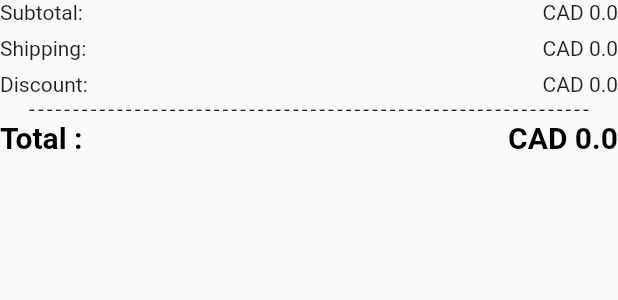
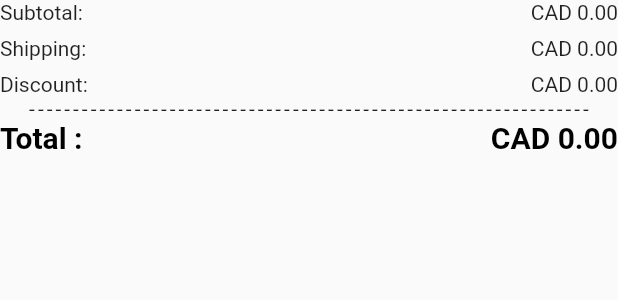
Before and after one commit to kawchar-zufaa/mf_foodmart, a Flutter app: the TotalCalculation widget shown alone on an empty page, opened directly, on a phone screen of 412 x 824 dp. Shown: the top 300 px of the screen. Run offline on Flutter 3.47's test engine with Material 2 defaults, Android fonts, the light colour scheme and no system bars; our stand-ins replace cached_network_image, connectivity_plus, flutter_html, fluttertoast, get, image_picker and 3 more; accounts and stored records are empty.

Commit message:
fist upload in play store

```diff
--- a/lib/screens/cart_screen/cart_screen.dart
+++ b/lib/screens/cart_screen/cart_screen.dart
@@ -68,3 +68,6 @@ class CartScreen extends StatelessWidget {
     }));
   }
 }
+// double totalAmount = 34.45000000;
+// String formattedAmount = String.format("%.2f", totalAmount);
+// System.out.println(formattedAmount); //
--- a/lib/screens/cart_screen/component/total_calculation.dart
+++ b/lib/screens/cart_screen/component/total_calculation.dart
@@ -25,7 +25,8 @@ class TotalCalculation extends StatelessWidget {
           mainAxisAlignment: MainAxisAlignment.spaceBetween,
           children: [
             const Text('Subtotal:'),
-            Text('CAD ${_cartController.getTotalPrice()}'),
+            //Text('CAD ${_cartController.getTotalPrice()}'),
+            Text('CAD ${_cartController.getTotalPrice().toStringAsFixed(2)}'),
           ],
         ),
         const SizedBox(height: 8,),
@@ -33,7 +34,8 @@ class TotalCalculation extends StatelessWidget {
           mainAxisAlignment: MainAxisAlignment.spaceBetween,
           children: [
             const Text('Shipping:'),
-            Text('CAD ${_cartController.shippingCharge.value}'),
+            Text('CAD ${_cartController.shippingCharge.value.toStringAsFixed(2)}'),
+            // Text('CAD ${_cartController.shippingCharge.value}'),
           ],
         ),
         const SizedBox(height: 8,),
@@ -41,7 +43,8 @@ class TotalCalculation extends StatelessWidget {
           mainAxisAlignment: MainAxisAlignment.spaceBetween,
           children: [
             const Text('Discount:'),
-            Text('CAD ${_cartController.discount.value}'),
+            Text('CAD ${_cartController.discount.value.toStringAsFixed(2)}'),
+            //Text('CAD ${_cartController.discount.value}'),
           ],
         ),
         const Text('----------------------------------------------------------------',style: TextStyle(
@@ -51,7 +54,8 @@ class TotalCalculation extends StatelessWidget {
           mainAxisAlignment: MainAxisAlignment.spaceBetween,
           children: [
             TextWidget(text: 'Total :',size: 20,fontWeight: FontWeight.bold,),
-            TextWidget(text: 'CAD ${_cartController.getTotalPrice()+_cartController.shippingCharge.value+_cartController.discount.value}',size: 20,fontWeight: FontWeight.bold,)
+            TextWidget(text: 'CAD ${( _cartController.getTotalPrice()+_cartController.shippingCharge.value+_cartController.discount.value).toStringAsFixed(2)}',size: 20,fontWeight: FontWeight.bold,)
+            //TextWidget(text: 'CAD ${_cartController.getTotalPrice()+_cartController.shippingCharge.value+_cartController.discount.value}',size: 20,fontWeight: FontWeight.bold,)
           ],
         ),
       ],
```
Also changed, not shown: lib/screens/check_out/checkout_screen.dart (+27 -25 lines), 7 other files.
